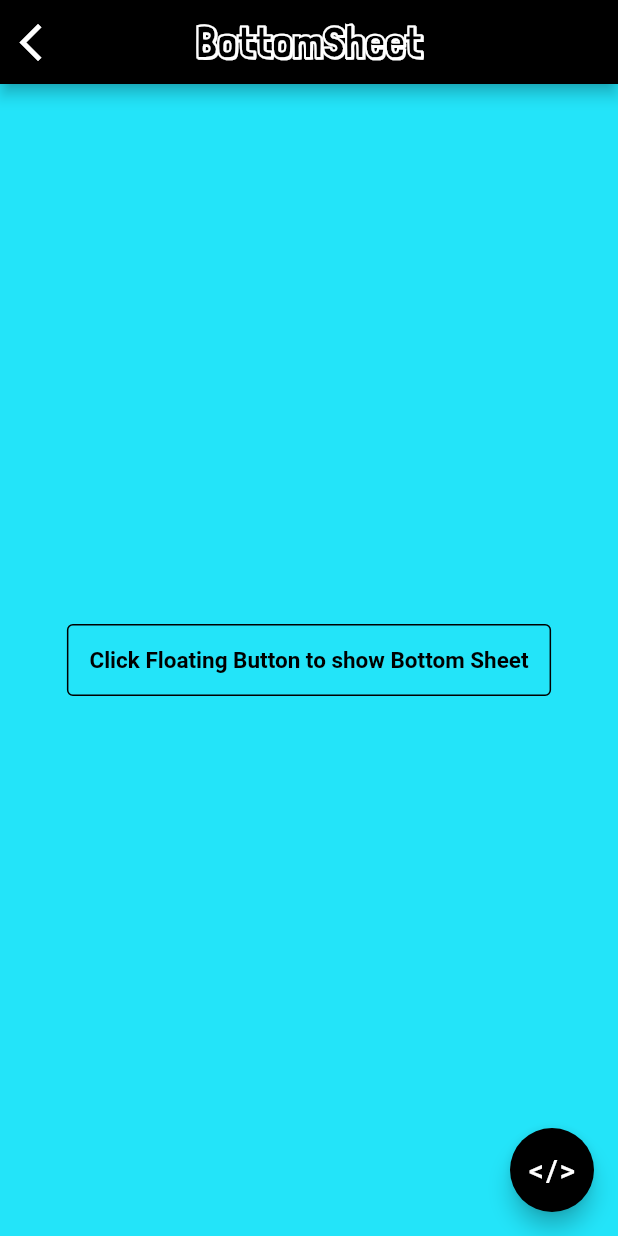
After one commit to Sivaranjan89/FlutterGallery, a Flutter app: the PreviewBottomSheet screen opened directly, on a phone screen of 412 x 824 dp. The commit adds this screen. Run offline on Flutter 3.47's test engine with Material 2 defaults, Android fonts, the phone set to English and light mode, and no system bars; our stand-ins replace webview_flutter.

Commit message:
Bottom Sheet

```diff
--- /dev/null
+++ b/lib/menu/bottom_sheet.dart
@@ -0,0 +1,67 @@
+import 'dart:async';
+import 'package:flutter/cupertino.dart';
+import 'package:flutter/material.dart';
+import 'package:flutter_gallery/common_appbar.dart';
+import 'package:webview_flutter/webview_flutter.dart';
+
+import '../app_constants.dart';
+
+class PreviewBottomSheet extends StatefulWidget {
+
+  @override
+  State<StatefulWidget> createState() {
+    return _State();
+  }
+}
+
+class _State extends State<PreviewBottomSheet> {
+
+  @override
+  void initState() {
+    super.initState();
+  }
+
+  @override
+  Widget build(BuildContext context) {
+    return Scaffold(
+      key: _scaffoldKey,
+      backgroundColor: ApplicationConstants.appBlue,
+      appBar: PreviewAppBar(appBar: AppBar(), title: 'BottomSheet'),
+      floatingActionButton: FloatingActionButton(
+        backgroundColor: Colors.black, child: Text('</>', style: TextStyle(color: Colors.white, fontSize: 20)), onPressed: () {showCode();},
+      ),
+      body: Center(
+        child: FlatButton(
+          padding: EdgeInsets.all(15),
+          child: Text('Click Floating Button to show Bottom Sheet', style: TextStyle(fontWeight: FontWeight.bold, fontSize: 15, color: Colors.black)),
+          shape: OutlineInputBorder(),
+        )
+      ),
+    );
+  }
+
+  GlobalKey<ScaffoldState> _scaffoldKey = new GlobalKey<ScaffoldState>();
+  bool isSheetUp = false;
+  var bottomSheetController;
+  void showCode() {
+    if(isSheetUp) {
+      Navigator.pop(context);
+    } else {
+      WebView webView = ApplicationConstants.getWeb(ApplicationConstants.MODAL_SHEET);
+      bottomSheetController = _scaffoldKey.currentState.showBottomSheet((context) => Container(
+          height: 600,
+          child: webView
+      ), shape: OutlineInputBorder());
+
+      bottomSheetController.closed.then((value) {
+        if(isSheetUp) {
+          isSheetUp = false;
+        }
+      });
+    }
+    isSheetUp = !isSheetUp;
+  }
+
+
+
+}
```
Also changed, not shown: lib/app_constants.dart (+16 -0 lines), lib/home/home_page.dart (+12 -4 lines), lib/menu/pop_menu.dart (added, +114 -0 lines).
